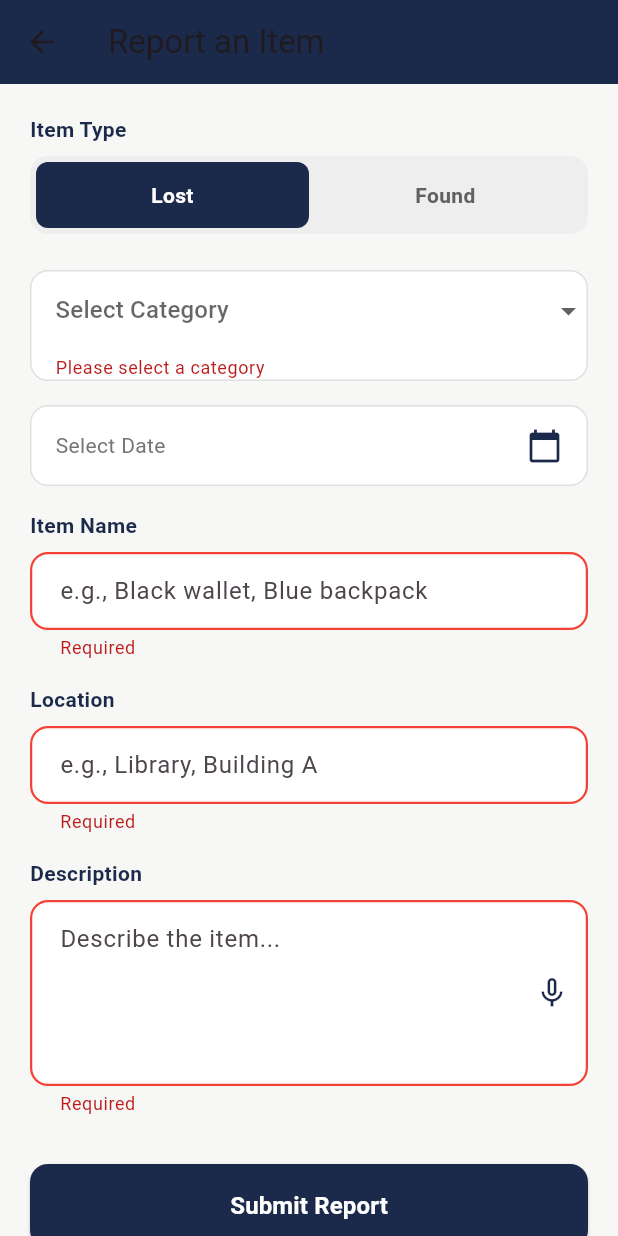
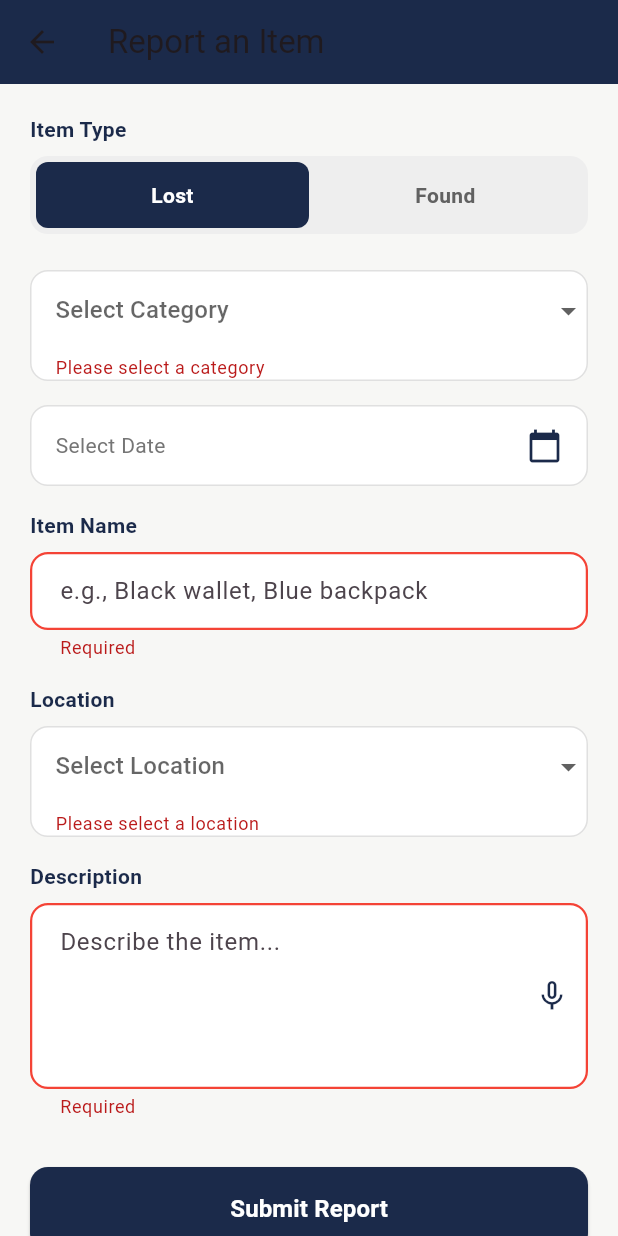
Before and after one commit to atuheirebonitah9-star/find_it, a Flutter app: the ReportItemScreen screen opened directly, after a tap on "Submit Report", on a phone screen of 412 x 824 dp. Run offline on Flutter 3.47's test engine with Material 3 defaults, Android fonts, the phone set to English and light mode, and no system bars; our stand-ins replace audioplayers, cloud_firestore, cloud_functions, firebase_auth, firebase_core, firebase_messaging and 4 more; missing offline and left inert: record; accounts and stored records are empty.

Commit message:
Fix location field: submit was reading from unused controller instead of dropdown selection

```diff
--- a/lib/screens/report_item_screen.dart
+++ b/lib/screens/report_item_screen.dart
@@ -25,7 +25,6 @@ class _ReportItemScreenState extends State<ReportItemScreen> {
   bool _isListening = false;
 
   final TextEditingController itemNameController = TextEditingController();
-  final TextEditingController locationController = TextEditingController();
   final TextEditingController descriptionController = TextEditingController();
 
   final List<String> categories = [
@@ -36,6 +35,32 @@ class _ReportItemScreenState extends State<ReportItemScreen> {
     'Bag',
     'Other',
   ];
+
+  final List<String> locations = [
+    // Level 1
+    'LLT 1A', 'LLT 1B', 'Big Lab 1', 'Corridor - Level 1', 'Toilets - Level 1',
+    // Level 2
+    'LLT 2A',
+    'LLT 2B',
+    'LLT 2C',
+    'Big Lab 2',
+    'Leaders Office',
+    'Corridor - Level 2',
+    'Toilets - Level 2',
+    // Level 3
+    'LLT 3A', 'LLT 3B', 'Corridor - Level 3', 'Toilets - Level 3',
+    // Level 4
+    'LLT 4A', 'LLT 4B', 'Lab 4', 'Corridor - Level 4', 'Toilets - Level 4',
+    // Level 5
+    'LLT 5A', 'LLT 5B', 'Corridor - Level 5', 'Toilets - Level 5',
+    // Level 6
+    'LLT 6A', 'LLT 6B', 'Lab 6', 'Corridor - Level 6', 'Toilets - Level 6',
+    'Other (type below)',
+  ];
+
+  String? selectedLocation;
+  final TextEditingController customLocationController =
+      TextEditingController();
 
   Future<void> _selectDate() async {
     final DateTime? picked = await showDatePicker(
@@ -164,9 +189,13 @@ class _ReportItemScreenState extends State<ReportItemScreen> {
         selectedCategory != null &&
         selectedDate != null) {
       try {
+        final location = selectedLocation == 'Other (type below)'
+            ? customLocationController.text.trim()
+            : selectedLocation ?? '';
+
         final report = Report(
           category: selectedCategory!,
-          location: locationController.text.trim(),
+          location: location,
           date: selectedDate!,
           description: descriptionController.text.trim(),
           itemName: itemNameController.text.trim(),
@@ -193,8 +222,9 @@ class _ReportItemScreenState extends State<ReportItemScreen> {
     setState(() {
       selectedCategory = null;
       selectedDate = null;
+      selectedLocation = null;
       itemNameController.clear();
-      locationController.clear();
+      customLocationController.clear();
       descriptionController.clear();
     });
   }
@@ -309,6 +339,81 @@ class _ReportItemScreenState extends State<ReportItemScreen> {
     );
   }
 
+  Widget _buildLocationDropdown() {
+    return Column(
+      crossAxisAlignment: CrossAxisAlignment.start,
+      children: [
+        const Text(
+          'Location',
+          style: TextStyle(
+            fontWeight: FontWeight.w600,
+            color: Color(0xFF1B2A4A),
+          ),
+        ),
+        const SizedBox(height: 8),
+        Container(
+          decoration: BoxDecoration(
+            color: Colors.white,
+            borderRadius: BorderRadius.circular(12),
+            border: Border.all(color: Colors.grey[300]!),
+          ),
+          child: DropdownButtonFormField<String>(
+            initialValue: selectedLocation,
+            decoration: const InputDecoration(
+              contentPadding: EdgeInsets.symmetric(
+                horizontal: 16,
+                vertical: 14,
+              ),
+              border: InputBorder.none,
+            ),
+            hint: const Text('Select Location'),
+            items: locations.map((String loc) {
+              return DropdownMenuItem<String>(value: loc, child: Text(loc));
+            }).toList(),
+            onChanged: (String? value) {
+              setState(() => selectedLocation = value);
+            },
+            validator: (value) =>
+                value == null ? 'Please select a location' : null,
+          ),
+        ),
+        if (selectedLocation == 'Other (type below)') ...[
+          const SizedBox(height: 12),
+          TextFormField(
+            controller: customLocationController,
+            decoration: InputDecoration(
+              hintText: 'Type the specific location',
+              filled: true,
+              fillColor: Colors.white,
+              contentPadding: const EdgeInsets.symmetric(
+                horizontal: 16,
+                vertical: 14,
+              ),
+              enabledBorder: OutlineInputBorder(
+                borderRadius: BorderRadius.circular(12),
+                borderSide: BorderSide(color: Colors.grey[300]!),
+              ),
+              focusedBorder: OutlineInputBorder(
+                borderRadius: BorderRadius.circular(12),
+                borderSide: const BorderSide(
+                  color: Color(0xFF1B2A4A),
+                  width: 1.5,
+                ),
+              ),
+            ),
+            validator: (value) {
+              if (selectedLocation == 'Other (type below)' &&
+                  (value == null || value.isEmpty)) {
+                return 'Please specify the location';
+              }
+              return null;
+            },
+          ),
+        ],
+      ],
+    );
+  }
+
   Widget _buildTextField({
     required TextEditingController controller,
     required String hint,
@@ -376,8 +481,8 @@ class _ReportItemScreenState extends State<ReportItemScreen> {
   void dispose() {
     _speech.stop();
     itemNameController.dispose();
-    locationController.dispose();
     descriptionController.dispose();
+    customLocationController.dispose();
     super.dispose();
   }
 
@@ -421,11 +526,7 @@ class _ReportItemScreenState extends State<ReportItemScreen> {
                 ),
                 const SizedBox(height: 16),
 
-                _buildTextField(
-                  controller: locationController,
-                  hint: 'e.g., Library, Building A',
-                  label: 'Location',
-                ),
+                _buildLocationDropdown(),
                 const SizedBox(height: 16),
 
                 _buildTextField(
```
